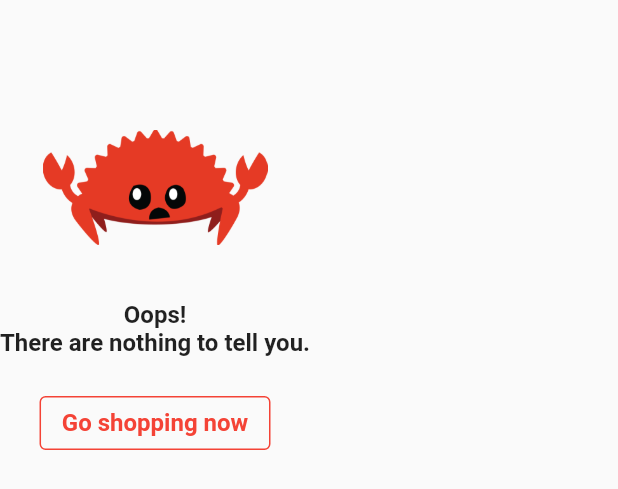
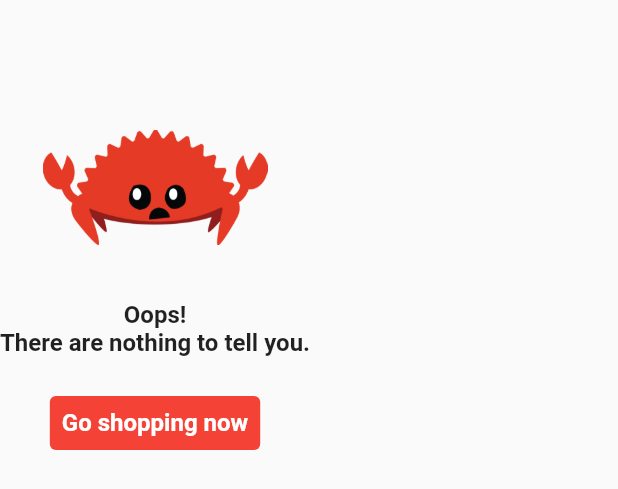
Before and after one commit to nomorechokedboy/fahasa-app, a Flutter app: the CallToAction widget shown alone on an empty page, opened directly, on a phone screen of 412 x 824 dp. Shown: the top 489 px of the screen. Run offline on Flutter 3.47's test engine with Material 2 defaults, Android fonts, the phone set to English and light mode, and no system bars; our stand-ins replace cached_network_image, flutter_native_splash, font_awesome_flutter; network calls fail.

Commit message:
call_to_action: change button style

```diff
--- a/lib/components/call_to_action.dart
+++ b/lib/components/call_to_action.dart
@@ -25,14 +25,12 @@ class CallToAction extends StatelessWidget {
           Container(
             padding: const EdgeInsets.only(top: 20),
             child: withButton
-                ? OutlinedButton(
+                ? TextButton(
                     onPressed: () {},
                     child: callToActionText(buttonLabel!),
                     style: OutlinedButton.styleFrom(
-                      primary: Colors.red,
-                      side: const BorderSide(
-                        color: Colors.red,
-                      ),
+                      primary: Colors.white,
+                      backgroundColor: Colors.red,
                     ),
                   )
                 : null,
```
